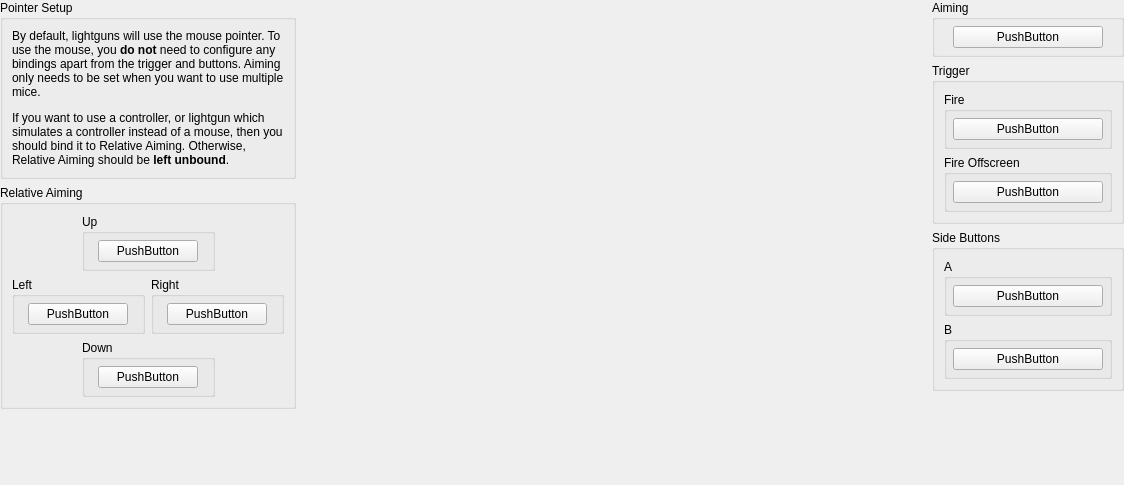
Before: the Qt Designer form src/duckstation-qt/controllerbindingwidget_guncon.ui in stenzek/duckstation, drawn with Qt 5.
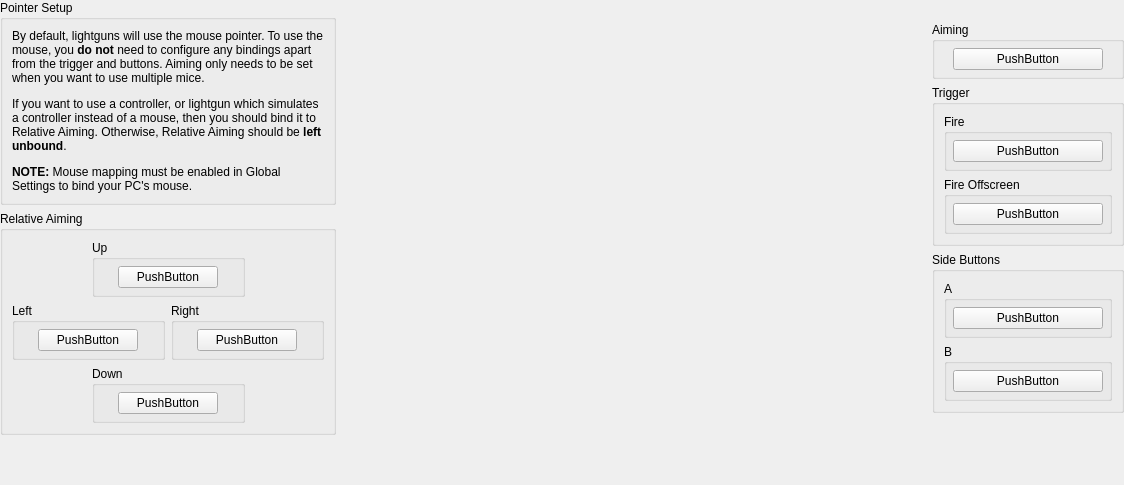
After: the same form once the commit is applied. Icons and pictures are not drawn. Custom widgets are drawn as their Qt base class.

Commit message: Qt: Add note to enable mouse mapping for lightguns/mouse

```diff
--- a/src/duckstation-qt/controllerbindingwidget_guncon.ui
+++ b/src/duckstation-qt/controllerbindingwidget_guncon.ui
@@ -46,7 +46,7 @@
         <item>
          <widget class="QLabel" name="label_4">
           <property name="text">
-           <string>&lt;html&gt;&lt;head/&gt;&lt;body&gt;&lt;p&gt;By default, lightguns will use the mouse pointer. To use the mouse, you &lt;span style=&quot; font-weight:700;&quot;&gt;do not&lt;/span&gt; need to configure any bindings apart from the trigger and buttons. Aiming only needs to be set when you want to use multiple mice.&lt;/p&gt;&lt;p&gt;If you want to use a controller, or lightgun which simulates a controller instead of a mouse, then you should bind it to Relative Aiming. Otherwise, Relative Aiming should be &lt;span style=&quot; font-weight:700;&quot;&gt;left unbound&lt;/span&gt;.&lt;/p&gt;&lt;/body&gt;&lt;/html&gt;</string>
+           <string>&lt;html&gt;&lt;head/&gt;&lt;body&gt;&lt;p&gt;By default, lightguns will use the mouse pointer. To use the mouse, you &lt;span style=&quot; font-weight:700;&quot;&gt;do not&lt;/span&gt; need to configure any bindings apart from the trigger and buttons. Aiming only needs to be set when you want to use multiple mice.&lt;/p&gt;&lt;p&gt;If you want to use a controller, or lightgun which simulates a controller instead of a mouse, then you should bind it to Relative Aiming. Otherwise, Relative Aiming should be &lt;span style=&quot; font-weight:700;&quot;&gt;left unbound&lt;/span&gt;.&lt;/p&gt;&lt;p&gt;&lt;span style=&quot; font-weight:700;&quot;&gt;NOTE: &lt;/span&gt;Mouse mapping must be enabled in Global Settings to bind your PC's mouse.&lt;/p&gt;&lt;/body&gt;&lt;/html&gt;</string>
           </property>
           <property name="alignment">
            <set>Qt::AlignmentFlag::AlignLeading|Qt::AlignmentFlag::AlignLeft|Qt::AlignmentFlag::AlignTop</set>
@@ -326,6 +326,19 @@
    </item>
    <item row="0" column="2">
     <layout class="QVBoxLayout" name="verticalLayout">
+     <item>
+      <spacer name="verticalSpacer_6">
+       <property name="orientation">
+        <enum>Qt::Orientation::Vertical</enum>
+       </property>
+       <property name="sizeHint" stdset="0">
+        <size>
+         <width>0</width>
+         <height>0</height>
+        </size>
+       </property>
+      </spacer>
+     </item>
      <item>
       <widget class="QGroupBox" name="groupBox_7">
        <property name="title">
```
The commit also changes 2 other files.
